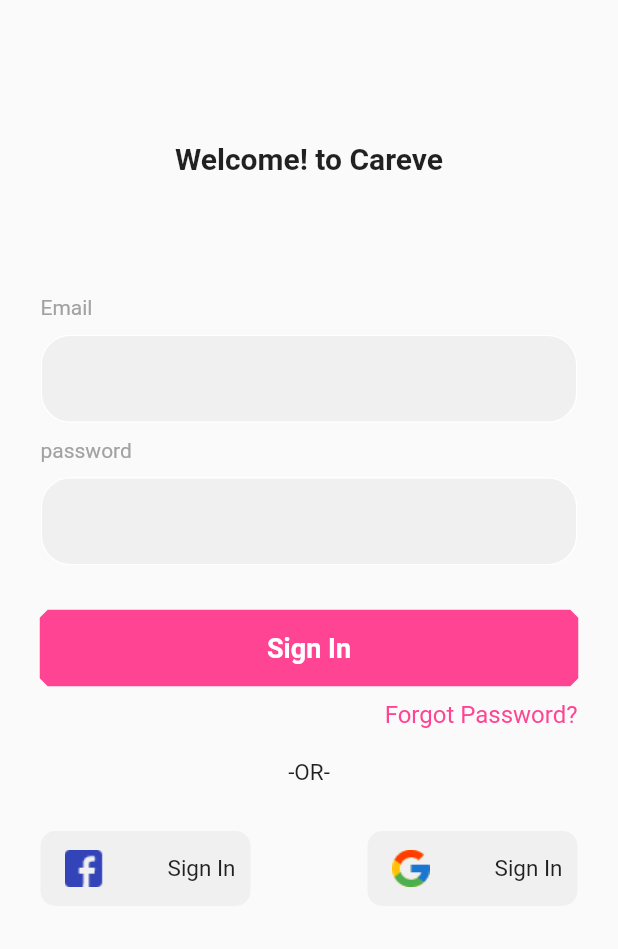
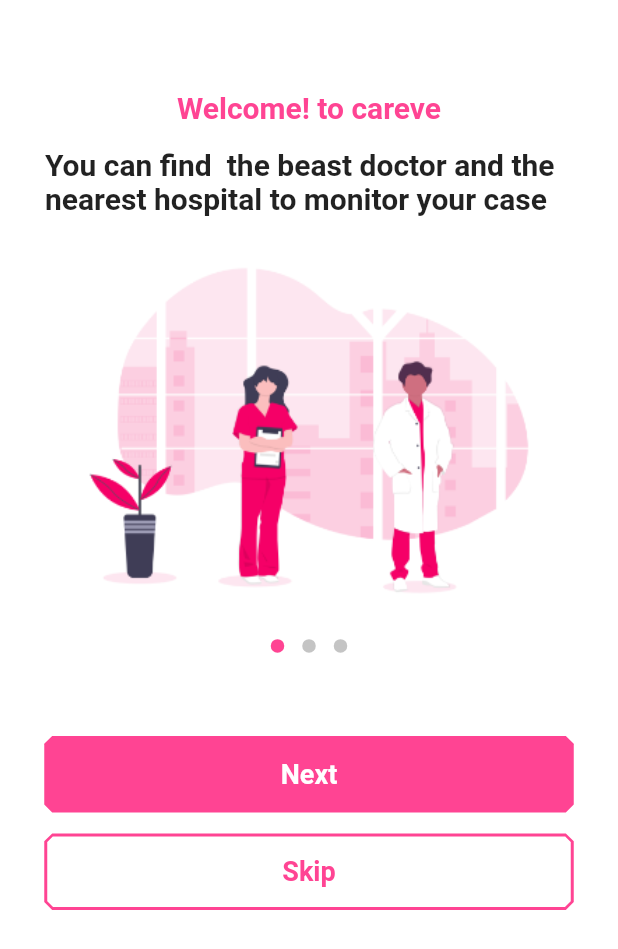
Before and after one commit to Medhat170/careve-Graduation-Project-, a Flutter app: the SignInView screen opened by its route, after a tap on "Sign In", on a phone screen of 412 x 824 dp. Shown: the top 949 px of the screen. Run offline on Flutter 3.47's test engine with Material 2 defaults, Android fonts, the phone set to English and light mode, and no system bars; drawn by our look-alikes of dots_indicator; our stand-ins replace flutter_screenutil, get; Roboto replaces fonts that are missing (Segoe UI, fonts/Segoe UI Bold.ttf).

Commit message:
creating splash_screen

```diff
--- a/lib/app/components/SignContainer.dart
+++ b/lib/app/components/SignContainer.dart
@@ -9,7 +9,7 @@ class CustomSignInContainer extends StatelessWidget {
     return InkWell(
       onTap: () {},
       child: Container(
-        padding: EdgeInsets.all(10),
+        padding: EdgeInsets.symmetric(vertical: 10, horizontal: 20),
         width: 140,
         height: 50,
         decoration: BoxDecoration(
--- a/lib/app/modules/sign_in/views/sign_in_view.dart
+++ b/lib/app/modules/sign_in/views/sign_in_view.dart
@@ -1,6 +1,7 @@
 import 'package:careve/app/components/SignContainer.dart';
 import 'package:careve/app/components/TextButton.dart';
 import 'package:careve/app/components/TextField.dart';
+import 'package:careve/app/routes/app_pages.dart';
 import 'package:careve/app/utilities/colorUtil.dart';
 import 'package:flutter/material.dart';
 import 'package:get/get.dart';
@@ -11,6 +12,7 @@ class SignInView extends GetView<SignInController> {
   @override
   Widget build(BuildContext context) {
     return Scaffold(
+      backgroundColor: Colors.white,
       body: SingleChildScrollView(
         child: Form(
           child: Padding(
@@ -62,7 +64,7 @@ class SignInView extends GetView<SignInController> {
                     ),
                     CustomTextButton(
                       text: 'Sign In',
-                      function: () {},
+                      function: () => Get.toNamed(Routes.SPLASH),
                       backgroundColor: ColorUtil.primaryColor,
                       textColor: Colors.white,
                     ),
--- /dev/null
+++ b/lib/app/modules/splash/bindings/splash_binding.dart
@@ -0,0 +1,12 @@
+import 'package:get/get.dart';
+
+import '../controllers/splash_controller.dart';
+
+class SplashBinding extends Bindings {
+  @override
+  void dependencies() {
+    Get.lazyPut<SplashController>(
+      () => SplashController(),
+    );
+  }
+}
--- /dev/null
+++ b/lib/app/modules/splash/controllers/splash_controller.dart
@@ -0,0 +1,20 @@
+import 'package:get/get.dart';
+
+class SplashController extends GetxController {
+  //TODO: Implement SplashController
+
+  final count = 0.obs;
+  @override
+  void onInit() {
+    super.onInit();
+  }
+
+  @override
+  void onReady() {
+    super.onReady();
+  }
+
+  @override
+  void onClose() {}
+  void increment() => count.value++;
+}
--- /dev/null
+++ b/lib/app/modules/splash/views/splash_view.dart
@@ -0,0 +1,77 @@
+import 'package:careve/app/components/TextButton.dart';
+import 'package:careve/app/utilities/colorUtil.dart';
+import 'package:flutter/material.dart';
+import 'package:get/get.dart';
+import '../controllers/splash_controller.dart';
+import 'package:careve/app/utilities/pathUtil.dart';
+import 'package:dots_indicator/dots_indicator.dart';
+
+class SplashView extends GetView<SplashController> {
+  @override
+  Widget build(BuildContext context) {
+    return Scaffold(
+      backgroundColor: Colors.white,
+      body: Padding(
+        padding: const EdgeInsets.symmetric(horizontal: 30, vertical: 60),
+        child: Column(
+          children: [
+            Text(
+              'Welcome! to careve',
+              style: TextStyle(
+                color: ColorUtil.primaryColor,
+                fontSize: 20,
+                fontWeight: FontWeight.bold,
+              ),
+            ),
+            SizedBox(
+              height: 15,
+            ),
+            Text(
+              'You can find  the beast doctor and the nearest hospital to monitor your case',
+              softWrap: true,
+              style: TextStyle(
+                fontSize: 20,
+                fontWeight: FontWeight.w600,
+              ),
+            ),
+            SizedBox(
+              height: 15,
+            ),
+            Image.asset(
+              PathUtil.splashscreen1Image,
+            ),
+            SizedBox(
+              height: 5,
+            ),
+            new DotsIndicator(
+              dotsCount: 3,
+              position: 0,
+              decorator: DotsDecorator(
+                color: Color(0xffC4C4C4), // Inactive color
+                activeColor: ColorUtil.primaryColor,
+              ),
+            ),
+            SizedBox(
+              height: 50,
+            ),
+            CustomTextButton(
+              text: 'Next',
+              backgroundColor: ColorUtil.primaryColor,
+              function: () {},
+              textColor: Colors.white,
+            ),
+            SizedBox(
+              height: 15,
+            ),
+            CustomTextButton(
+              text: 'Skip',
+              backgroundColor: Colors.white,
+              function: () {},
+              textColor: ColorUtil.primaryColor,
+            ),
+          ],
+        ),
+      ),
+    );
+  }
+}
--- a/lib/app/routes/app_pages.dart
+++ b/lib/app/routes/app_pages.dart
@@ -4,6 +4,8 @@ import 'package:careve/app/modules/home/bindings/home_binding.dart';
 import 'package:careve/app/modules/home/views/home_view.dart';
 import 'package:careve/app/modules/sign_in/bindings/sign_in_binding.dart';
 import 'package:careve/app/modules/sign_in/views/sign_in_view.dart';
+import 'package:careve/app/modules/splash/bindings/splash_binding.dart';
+import 'package:careve/app/modules/splash/views/splash_view.dart';
 import 'package:careve/app/modules/welcome_screen/bindings/welcome_screen_binding.dart';
 import 'package:careve/app/modules/welcome_screen/views/welcome_screen_view.dart';
 
@@ -28,5 +30,10 @@ class AppPages {
       page: () => SignInView(),
       binding: SignInBinding(),
     ),
+    GetPage(
+      name: _Paths.SPLASH,
+      page: () => SplashView(),
+      binding: SplashBinding(),
+    ),
   ];
 }
--- a/lib/app/routes/app_routes.dart
+++ b/lib/app/routes/app_routes.dart
@@ -5,10 +5,12 @@ abstract class Routes {
   static const HOME = _Paths.HOME;
   static const WELCOME_SCREEN = _Paths.WELCOME_SCREEN;
   static const SIGN_IN = _Paths.SIGN_IN;
+  static const SPLASH = _Paths.SPLASH;
 }
 
 abstract class _Paths {
   static const HOME = '/home';
   static const WELCOME_SCREEN = '/welcome-screen';
   static const SIGN_IN = '/sign-in';
+  static const SPLASH = '/splash';
 }
--- a/lib/app/utilities/pathUtil.dart
+++ b/lib/app/utilities/pathUtil.dart
@@ -3,6 +3,9 @@ const iconsPath = 'assets/icons/';
 
 class PathUtil {
   static const String welcomeImage = imagesPath + 'hands_background.png';
+  static const String splashscreen1Image = imagesPath + 'undraw_splash1.png';
+  static const String splashscreen2Image = imagesPath + 'Chat_splash2.png';
+  static const String splashscreen3Image = imagesPath + 'undraw_splash3.png';
   static const String favIcon = iconsPath + 'fav.png';
   static const String facebookIcon = iconsPath + 'facebookIcon.png';
   static const String googleIcon = iconsPath + 'googleIcon.png';
--- a/pubspec.yaml
+++ b/pubspec.yaml
@@ -33,6 +33,7 @@ dependencies:
   cupertino_icons: ^1.0.2
   flutter_screenutil: ^4.0.3+3
   intl: ^0.17.0
+  dots_indicator: ^2.0.0
 
 dev_dependencies:
   flutter_test:
```
Also changed, not shown: assets/images/Chat_splash2.png (added), assets/images/undraw_splash1.png (added), assets/images/undraw_splash3.png (added), pubspec.lock.
